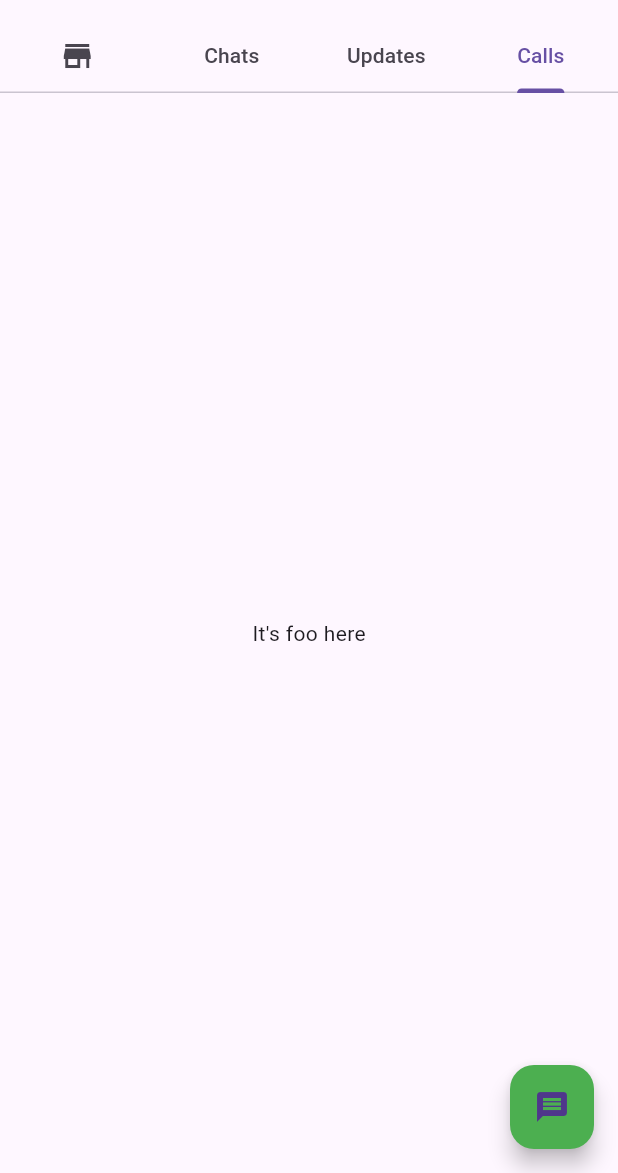
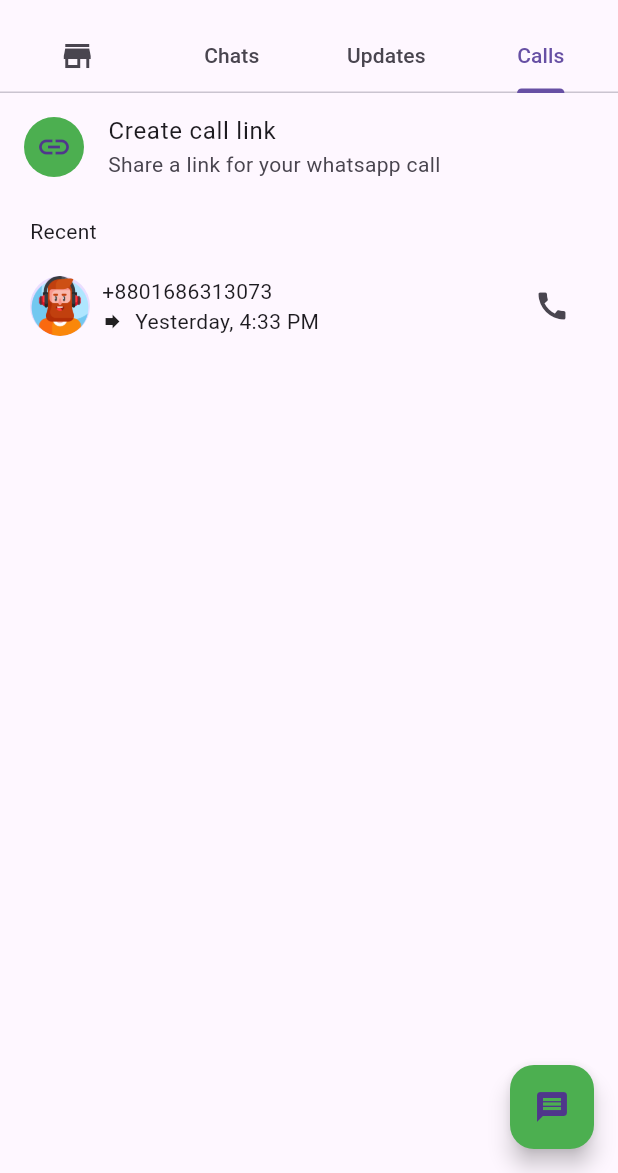
Before and after one commit to carbon-ahs/flutter_whatsApp_ui, a Flutter app: the screen it shows after launch, tab 4 chosen, on a phone screen of 412 x 824 dp, the part 63-1236 px from its top. Run offline on Flutter 3.47's test engine with Material 3 defaults, Android fonts, the phone set to English and light mode, and no system bars.

Commit message:
update screen done, call screen halfway

```diff
--- a/lib/home.dart
+++ b/lib/home.dart
@@ -1,6 +1,7 @@
 // ignore_for_file: prefer_const_constructors, prefer_const_literals_to_create_immutables
 
 import 'package:flutter/material.dart';
+import 'package:flutter_chat_ui/screens/call_screen.dart';
 import 'package:flutter_chat_ui/screens/chat_screen.dart';
 import 'package:flutter_chat_ui/screens/update_screen.dart';
 import 'package:flutter_chat_ui/widgets/chat_list_tile.dart';
@@ -69,9 +70,7 @@ class HomeState extends State<Home> {
             StoreListTile(),
             ChatScreen(),
             UpdateScreen(),
-            Center(
-              child: Text("It's foo here"),
-            ),
+            CallScreen(),
           ],
         ),
       ),
--- /dev/null
+++ b/lib/screens/call_screen.dart
@@ -0,0 +1,25 @@
+// ignore_for_file: prefer_const_constructors, prefer_const_literals_to_create_immutables
+
+import 'package:flutter/material.dart';
+import 'package:flutter_chat_ui/widgets/call_history_tile.dart';
+import 'package:flutter_chat_ui/widgets/call_link_tile.dart';
+
+class CallScreen extends StatelessWidget {
+  const CallScreen({super.key});
+
+  @override
+  Widget build(BuildContext context) {
+    return Column(
+      crossAxisAlignment: CrossAxisAlignment.start,
+      children: [
+        CallLinkTile(),
+        SizedBox(height: 10),
+        Padding(
+          padding: const EdgeInsets.only(left: 20.0, bottom: 12.0),
+          child: Text('Recent'),
+        ),
+        CallHistoryTile(),
+      ],
+    );
+  }
+}
--- /dev/null
+++ b/lib/widgets/call_history_tile.dart
@@ -0,0 +1,50 @@
+// ignore_for_file: prefer_const_constructors, prefer_const_literals_to_create_immutables
+
+import 'package:flutter/material.dart';
+
+class CallHistoryTile extends StatelessWidget {
+  const CallHistoryTile({super.key});
+
+  @override
+  Widget build(BuildContext context) {
+    return Padding(
+      padding: const EdgeInsets.symmetric(horizontal: 16.0),
+      child: Container(
+        alignment: Alignment.center,
+        margin: EdgeInsets.all(4),
+        decoration: BoxDecoration(
+          shape: BoxShape.rectangle,
+        ),
+        child: Row(
+          mainAxisAlignment: MainAxisAlignment.start,
+          children: [
+            CircleAvatar(
+              backgroundImage: AssetImage('assets/images/avatar.png'),
+            ),
+            SizedBox(width: 8),
+            Expanded(
+              child: Column(
+                crossAxisAlignment: CrossAxisAlignment.start,
+                children: [
+                  Text('+8801686313073'),
+                  Row(
+                    children: [
+                      Icon(
+                        Icons.forward,
+                        size: 14.0,
+                      ),
+                      SizedBox(width: 8),
+                      Text('Yesterday, 4:33 PM'),
+                    ],
+                  ),
+                ],
+              ),
+            ),
+            IconButton(onPressed: () {}, icon: Icon(Icons.call)),
+            SizedBox(height: 12),
+          ],
+        ),
+      ),
+    );
+  }
+}
--- /dev/null
+++ b/lib/widgets/call_link_tile.dart
@@ -0,0 +1,19 @@
+// ignore_for_file: prefer_const_constructors, prefer_const_literals_to_create_immutables
+
+import 'package:flutter/material.dart';
+
+class CallLinkTile extends StatelessWidget {
+  const CallLinkTile({super.key});
+
+  @override
+  Widget build(BuildContext context) {
+    return ListTile(
+      leading: CircleAvatar(
+        backgroundColor: Colors.green,
+        child: Icon(Icons.link),
+      ),
+      title: Text('Create call link'),
+      subtitle: Text('Share a link for your whatsapp call'),
+    );
+  }
+}
--- a/lib/widgets/channel_card.dart
+++ b/lib/widgets/channel_card.dart
@@ -28,7 +28,7 @@ class ChannelCard extends StatelessWidget {
               backgroundImage: AssetImage('assets/images/avatar.png'),
             ),
             SizedBox(height: 8),
-            Text('Sobuz Bro ODCL'),
+            Text('Channel Name'),
             SizedBox(height: 12),
             GestureDetector(
               onTap: () {},
--- a/lib/widgets/channel_tile.dart
+++ b/lib/widgets/channel_tile.dart
@@ -1,3 +1,5 @@
+// ignore_for_file: prefer_const_constructors
+
 import 'package:flutter/material.dart';
 import 'package:flutter_chat_ui/widgets/channel_card.dart';
 
@@ -27,7 +29,25 @@ class ChannelTile extends StatelessWidget {
             ],
           ),
         ),
-        ChannelCard()
+        Padding(
+          padding: const EdgeInsets.all(8.0),
+          child: Container(
+            height: MediaQuery.of(context).size.height * .20,
+            child: ListView.builder(
+              scrollDirection: Axis.horizontal,
+              itemCount: 10,
+              itemBuilder: (context, position) {
+                return Padding(
+                  padding: const EdgeInsets.symmetric(
+                    horizontal: 2,
+                    vertical: 8,
+                  ),
+                  child: ChannelCard(),
+                );
+              },
+            ),
+          ),
+        ),
       ],
     );
   }
```
